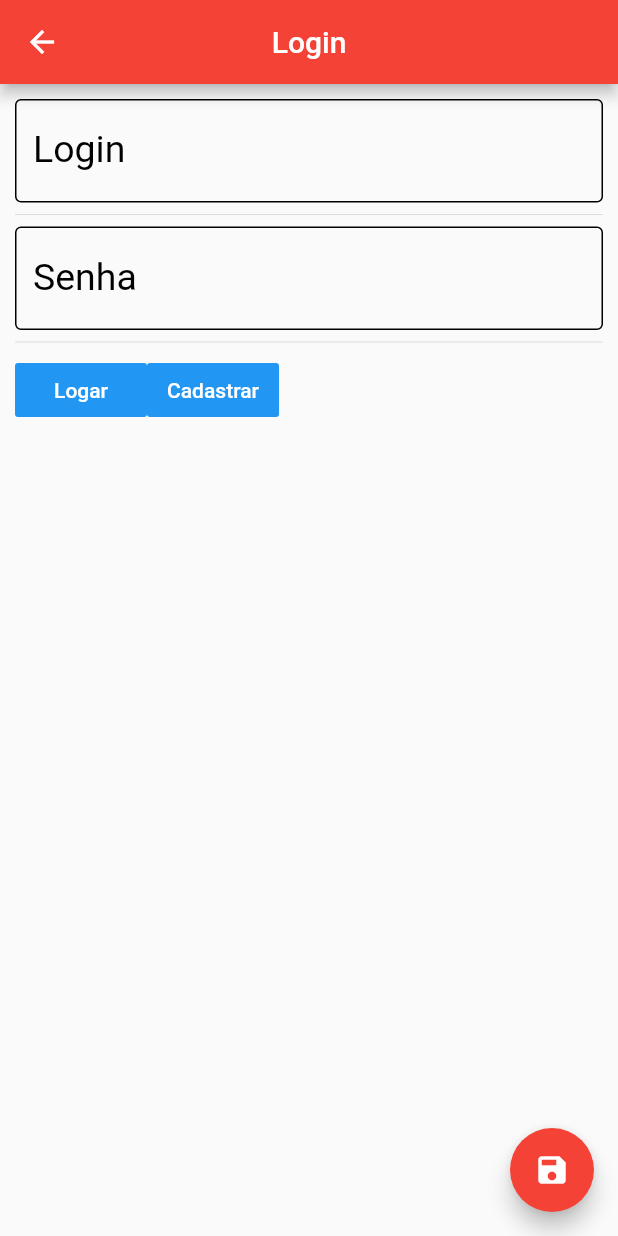
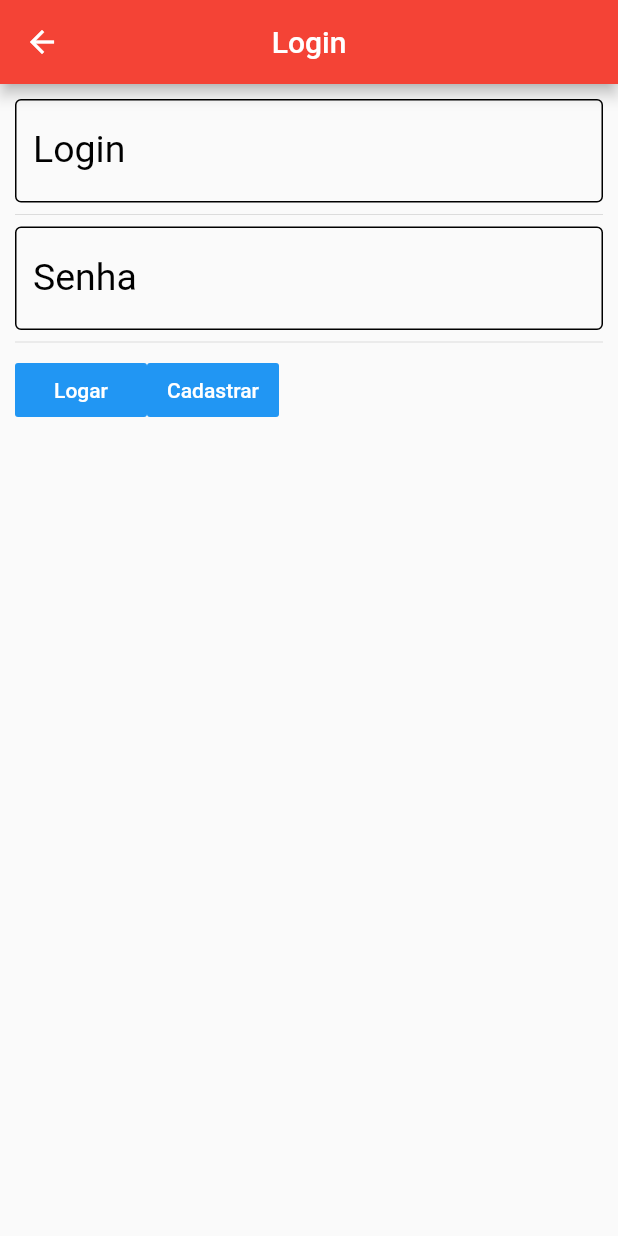
Before and after one commit to xEdson/ifuel, a Flutter app: the screen it shows after launch, after a tap on the "filter list" icon, after a tap on "Login", on a phone screen of 412 x 824 dp. Run offline on Flutter 3.47's test engine with Material 2 defaults, Android fonts, the phone set to English and light mode, and no system bars; our stand-ins replace convert, google_maps_flutter, image_picker, location, shared_preferences, sqflite and 1 more; missing offline and left inert: test; accounts and stored records are empty; network calls fail.

Commit message:
ajuste login

```diff
--- a/lib/ui/login_page.dart
+++ b/lib/ui/login_page.dart
@@ -27,7 +27,6 @@ class _LoginPageState extends State<LoginPage> {
 
  @override
   void initState() {
-    // TODO: implement initState
     super.initState();
     _carregarSession();
   }
@@ -41,20 +40,13 @@ class _LoginPageState extends State<LoginPage> {
           title: Text("Login"),
           centerTitle: true,
         ),
-        floatingActionButton: FloatingActionButton(
-          onPressed: () {
-
-          },
-          child: Icon(Icons.save),
-          backgroundColor: Colors.red,
-        ),
         body: SingleChildScrollView(
           padding: EdgeInsets.all(10.0),
           child: Column(
             children: <Widget>[
               buildTextField("Login","",_loginController),
               Divider(),
-              buildTextField("Senha", "", _senhaController),
+              buildNumberField("Senha", "", _senhaController),
               Divider(),
               Row(
                 children: <Widget>[
@@ -97,7 +89,7 @@ class _LoginPageState extends State<LoginPage> {
   Future logar() async {
 
     if(_loginController.text.isNotEmpty && _senhaController.text.isNotEmpty){
-       logado = await controlaUsuario.login(_loginController.text, int.parse(_senhaController.text));
+       logado = await controlaUsuario.login(_loginController.text, int.parse(_senhaController.text), context);
     }
   }
 
@@ -117,6 +109,22 @@ class _LoginPageState extends State<LoginPage> {
     );
   }
 
+  Widget buildNumberField(String label, String prefix,
+      TextEditingController controller) {
+    return TextField(
+      controller: controller,
+      decoration: InputDecoration(
+          labelText: label,
+          labelStyle: TextStyle(color: Colors.black),
+          enabledBorder:
+          OutlineInputBorder(borderSide: BorderSide(color: Colors.black)),
+          border: OutlineInputBorder(),
+          prefixText: prefix),
+      style: TextStyle(color: Colors.black, fontSize: 25.0),
+      keyboardType: TextInputType.number,
+    );
+  }
+
 
   Future _showCadastro() async {
     final recUsuario = await Navigator.push(
@@ -128,4 +136,6 @@ class _LoginPageState extends State<LoginPage> {
         await helper.saveUsuario(recUsuario);
     }
   }
+
+
 }
--- a/pubspec.yaml
+++ b/pubspec.yaml
@@ -34,6 +34,8 @@ dependencies:
   shared_preferences: ^0.5.3+1
   location: ^2.3.5
   test: ^1.6.1
+  toast: ^0.1.5
+
 
 dev_dependencies:
   flutter_test:
```
Also changed, not shown: lib/Control/ControlaUsuario.dart (+33 -3 lines), lib/ui/abastecimento_page.dart (+25 -7 lines), pubspec.lock.
